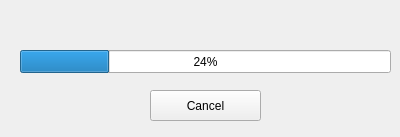
Old version of the form src/interrogateprogressview.ui in the repository fredcooke/emstudio.
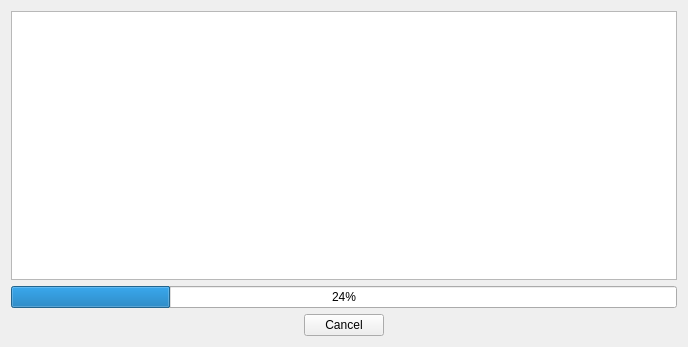
New version of the form.

Commit message: New interrogateprogressview to have status of messages sent, with success/failure.

What changed in the file:
```diff
--- a/src/interrogateprogressview.ui
+++ b/src/interrogateprogressview.ui
@@ -6,39 +6,66 @@
    <rect>
     <x>0</x>
     <y>0</y>
-    <width>400</width>
-    <height>137</height>
+    <width>688</width>
+    <height>347</height>
    </rect>
   </property>
   <property name="windowTitle">
    <string>Form</string>
   </property>
+  <layout class="QVBoxLayout" name="verticalLayout_2">
+   <item>
+    <layout class="QVBoxLayout" name="verticalLayout">
+     <item>
+      <widget class="QTableWidget" name="outputTableWidget"/>
+     </item>
+     <item>
   <widget class="QProgressBar" name="progressBar">
-   <property name="geometry">
-    <rect>
-     <x>20</x>
-     <y>50</y>
-     <width>371</width>
-     <height>23</height>
-    </rect>
-   </property>
    <property name="value">
     <number>24</number>
    </property>
   </widget>
+     </item>
+     <item>
+      <layout class="QHBoxLayout" name="horizontalLayout">
+       <item>
+        <spacer name="horizontalSpacer">
+         <property name="orientation">
+          <enum>Qt::Horizontal</enum>
+         </property>
+         <property name="sizeHint" stdset="0">
+          <size>
+           <width>40</width>
+           <height>20</height>
+          </size>
+         </property>
+        </spacer>
+       </item>
+       <item>
   <widget class="QPushButton" name="cancelPushButton">
-   <property name="geometry">
-    <rect>
-     <x>150</x>
-     <y>90</y>
-     <width>111</width>
-     <height>31</height>
-    </rect>
-   </property>
    <property name="text">
     <string>Cancel</string>
    </property>
   </widget>
+       </item>
+       <item>
+        <spacer name="horizontalSpacer_2">
+         <property name="orientation">
+          <enum>Qt::Horizontal</enum>
+         </property>
+         <property name="sizeHint" stdset="0">
+          <size>
+           <width>40</width>
+           <height>20</height>
+          </size>
+         </property>
+        </spacer>
+       </item>
+      </layout>
+     </item>
+    </layout>
+   </item>
+  </layout>
  </widget>
  <resources/>
  <connections/>
```
Lines whose indentation alone changed are shown as unchanged. The commit also changes 3 other files.
